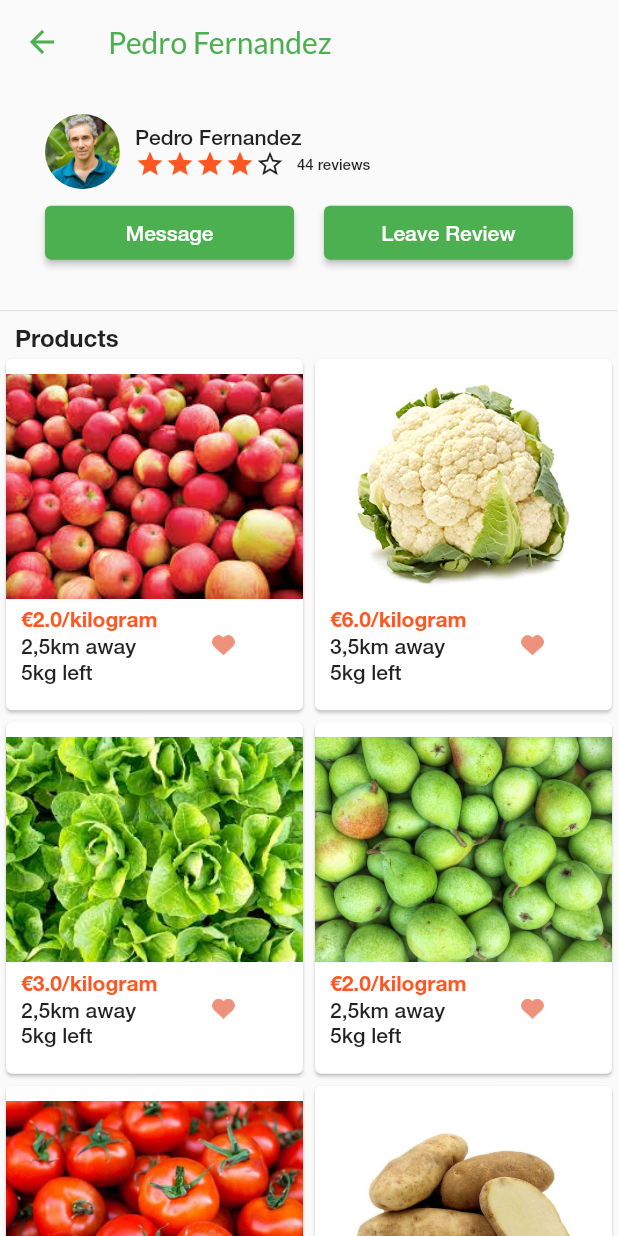
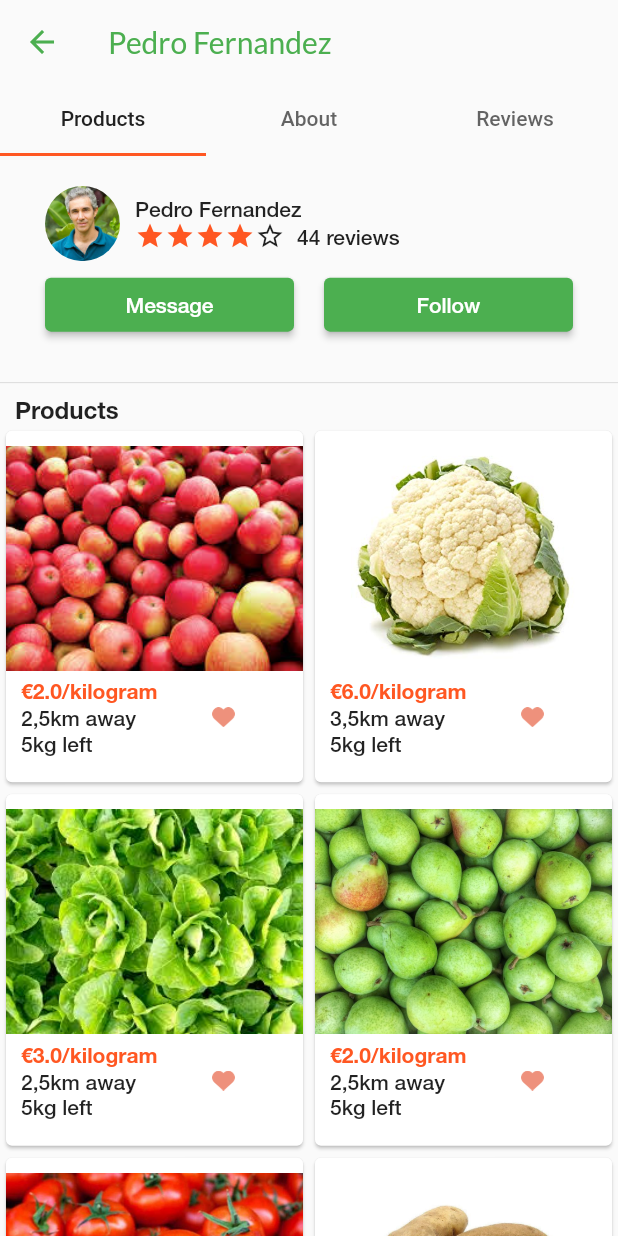
Before and after one commit to MaximCoppieters/arator_frontend, a Flutter app: the SellerUserProfile screen opened directly, on a phone screen of 412 x 824 dp. Run offline on Flutter 3.47's test engine with Material 2 defaults, Android fonts, the phone set to English and light mode, and no system bars; our stand-ins replace carousel_pro, image_picker; accounts and stored records are empty.

Commit message:
Create about and review page using mock data

```diff
--- a/lib/app.dart
+++ b/lib/app.dart
@@ -1,4 +1,4 @@
-import 'package:arator/components/common/tab_navigator.dart';
+import 'package:arator/tab_navigator.dart';
 import 'package:flutter/material.dart';
 
 import 'components/common/bottom_navigation.dart';
--- a/lib/components/buy/buy_product_overview_card.dart
+++ b/lib/components/buy/buy_product_overview_card.dart
@@ -1,7 +1,7 @@
 import 'package:arator/components/common/profile_picture.dart';
-import 'package:arator/components/common/tab_navigator.dart';
 import 'package:arator/data/Produce.dart';
 import 'package:arator/data/ProduceModel.dart';
+import 'package:arator/tab_navigator.dart';
 import 'package:flutter/cupertino.dart';
 import 'package:flutter/material.dart';
 import 'package:scoped_model/scoped_model.dart';
--- /dev/null
+++ b/lib/components/common/message_follow_button_row.dart
@@ -0,0 +1,33 @@
+import 'package:arator/data/ProduceModel.dart';
+import 'package:arator/tab_navigator.dart';
+import 'package:flutter/material.dart';
+import 'package:scoped_model/scoped_model.dart';
+
+class MessageFollowButtonRow extends StatelessWidget {
+  @override
+  Widget build(BuildContext context) {
+    return ScopedModelDescendant<ProduceModel>(
+      builder: (context, index, produceModel) => Row(
+        mainAxisAlignment: MainAxisAlignment.spaceBetween,
+        children: <Widget>[
+          Expanded(
+            child: RaisedButton(
+              onPressed: () =>
+                  {TabNavigator.push(context, TabNavigatorRoutes.userMessage)},
+              child: Text("Message"),
+            ),
+          ),
+          Padding(
+            padding: EdgeInsets.symmetric(horizontal: 10.0),
+          ),
+          Expanded(
+            child: RaisedButton(
+              onPressed: () => {},
+              child: Text("Follow"),
+            ),
+          )
+        ],
+      ),
+    );
+  }
+}
--- a/lib/components/common/profile_picture.dart
+++ b/lib/components/common/profile_picture.dart
@@ -1,4 +1,4 @@
-import 'package:arator/components/common/tab_navigator.dart';
+import 'package:arator/tab_navigator.dart';
 import 'package:flutter/cupertino.dart';
 import 'package:scoped_model/scoped_model.dart';
 
--- a/lib/data/ProduceModel.dart
+++ b/lib/data/ProduceModel.dart
@@ -3,6 +3,7 @@ import 'package:arator/data/ShippingUnitChoice.dart';
 import 'package:scoped_model/scoped_model.dart';
 
 import 'Produce.dart';
+import 'Review.dart';
 import 'ShippingUnitChoice.dart';
 import 'User.dart';
 
@@ -11,6 +12,17 @@ class ProduceModel extends Model {
   Produce selectedProduce;
   User selectedUser;
 
+  static User enrico = new User(
+      email: "enrico.fernandez@gmail.com",
+      userName: "Enrico Fèrera",
+      address: Address(
+          street: "Daalhofstraat",
+          number: "5c",
+          postalCode: "3840",
+          country: "Belgium"),
+      about:
+          "Lorem ipsum dolor sit amet, consectetur adipiscing elit, sed do eiusmod tempor incididunt ut labore et dolore magna aliqua. Ut enim ad minim veniam, quis nostrud exercitation ullamco laboris nisi ut aliquip ex ea commodo consequat. Duis aute irure dolor in reprehenderit in voluptate velit esse cillum dolore eu fugiat nulla pariatur. Excepteur sint occaecat cupidatat non proident, sunt in culpa qui officia deserunt mollit anim id est laborum.",
+      profileImagePath: "assets/images/pedro.jpg");
   static User pedroFernandez = new User(
       email: "pedro.fernandez@gmail.com",
       userName: "Pedro Fernandez",
@@ -19,16 +31,10 @@ class ProduceModel extends Model {
           number: "5c",
           postalCode: "3840",
           country: "Belgium"),
-      profileImagePath: "assets/images/pedro.jpg");
-  static User enrico = new User(
-      email: "enrico.fernandez@gmail.com",
-      userName: "Enrico Fèrera",
-      address: Address(
-          street: "Daalhofstraat",
-          number: "5c",
-          postalCode: "3840",
-          country: "Belgium"),
-      profileImagePath: "assets/images/pedro.jpg");
+      profileImagePath: "assets/images/pedro.jpg",
+      reviews: [new Review(4, "Will buy from again, thanks!", enrico)],
+      about:
+          "Lorem ipsum dolor sit amet, consectetur adipiscing elit, sed do eiusmod tempor incididunt ut labore et dolore magna aliqua. Ut enim ad minim veniam, quis nostrud exercitation ullamco laboris nisi ut aliquip ex ea commodo consequat. Duis aute irure dolor in reprehenderit in voluptate velit esse cillum dolore eu fugiat nulla pariatur. Excepteur sint occaecat cupidatat non proident, sunt in culpa qui officia deserunt mollit anim id est laborum.");
 
   static List<ShippingUnitChoice> shippingUnitChoices = [
     new ShippingUnitChoice("ada", 1000, "Emmer", "gram"),
--- a/lib/data/User.dart
+++ b/lib/data/User.dart
@@ -9,6 +9,7 @@ class User {
   String profileImagePath;
   String description;
   Address address;
+  String about;
 
   List<Produce> products;
   List<Review> reviews;
@@ -18,5 +19,6 @@ class User {
       this.userName,
       this.profileImagePath,
       this.reviews,
-      this.address});
+      this.address,
+      this.about});
 }
--- a/lib/main.dart
+++ b/lib/main.dart
@@ -40,7 +40,7 @@ class MyApp extends StatelessWidget {
                   fontSize: 16.0,
                   fontFamily: 'Lato',
                   fontWeight: FontWeight.bold),
-              body1: TextStyle(fontSize: 10.0, fontFamily: 'Helvetica'),
+              body1: TextStyle(fontSize: 14.0, fontFamily: 'Helvetica'),
               button: TextStyle(fontSize: 14.0, fontFamily: 'Helvetica'),
             )),
         home: App(),
--- a/lib/pages/buy/buy_product_detail_page.dart
+++ b/lib/pages/buy/buy_product_detail_page.dart
@@ -1,8 +1,6 @@
 import 'package:arator/components/buy/increment_number_field.dart';
 import 'package:arator/components/common/page_body_container.dart';
-import 'package:arator/components/common/profile_picture.dart';
 import 'package:arator/components/common/profile_review_row.dart';
-import 'package:arator/components/common/star_rating_buttons.dart';
 import 'package:arator/data/Produce.dart';
 import 'package:arator/data/ProduceModel.dart';
 import 'package:arator/data/ShippingUnitChoice.dart';
--- a/lib/pages/sell/seller_tab.dart
+++ b/lib/pages/sell/seller_tab.dart
@@ -1,7 +1,7 @@
 import 'dart:io';
 
-import 'package:arator/components/common/tab_navigator.dart';
 import 'package:arator/data/ProduceModel.dart';
+import 'package:arator/tab_navigator.dart';
 import 'package:flutter/material.dart';
 import 'package:scoped_model/scoped_model.dart';
 
--- a/lib/pages/sell/seller_user_profile.dart
+++ b/lib/pages/sell/seller_user_profile.dart
@@ -1,7 +1,12 @@
 import 'package:arator/components/buy/buy_product_overview_card.dart';
+import 'package:arator/components/common/bottom_navigation.dart';
 import 'package:arator/components/common/page_body_container.dart';
 import 'package:arator/components/common/profile_review_row.dart';
 import 'package:arator/data/ProduceModel.dart';
+import 'package:arator/pages/sell/seller_user_profile_about.dart';
+import 'package:arator/pages/sell/seller_user_profile_products.dart';
+import 'package:arator/pages/sell/seller_user_profile_reviews.dart';
+import 'package:flutter/cupertino.dart';
 import 'package:flutter/material.dart';
 import 'package:scoped_model/scoped_model.dart';
 
@@ -14,75 +19,33 @@ class _SellerUserProfileState extends State<SellerUserProfile> {
   @override
   Widget build(BuildContext context) {
     return ScopedModelDescendant<ProduceModel>(
-        builder: (context, index, produceModel) => Scaffold(
-              appBar: AppBar(
-                  title: Text("Pedro Fernandez"
-                      // produceModel.selectedUser.userName
-                      )),
-              body: Column(
-                crossAxisAlignment: CrossAxisAlignment.start,
-                children: <Widget>[
-                  PageBodyContainer(
-                    child: Column(
-                      children: <Widget>[
-                        ProfileReviewRow(
-                          produceModel,
-                          shouldNavigate: false,
+        builder: (context, index, produceModel) => DefaultTabController(
+              length: 3,
+              child: Scaffold(
+                appBar: AppBar(
+                    bottom: TabBar(
+                      tabs: <Widget>[
+                        Tab(
+                          text: "Products",
                         ),
-                        SizedBox(
-                          height: 5.0,
+                        Tab(
+                          text: "About",
                         ),
-                        Row(
-                          mainAxisAlignment: MainAxisAlignment.spaceBetween,
-                          children: <Widget>[
-                            Expanded(
-                              child: RaisedButton(
-                                onPressed: () => {},
-                                child: Text("Message"),
-                              ),
-                            ),
-                            Padding(
-                              padding: EdgeInsets.symmetric(horizontal: 10.0),
-                            ),
-                            Expanded(
-                              child: RaisedButton(
-                                onPressed: () => {},
-                                child: Text("Leave Review"),
-                              ),
-                            )
-                          ],
+                        Tab(
+                          text: "Reviews",
                         ),
                       ],
                     ),
-                  ),
-                  Divider(),
-                  Container(
-                    padding: EdgeInsets.only(left: 10.0),
-                    child: Text(
-                      "Products",
-                      style: TextStyle(
-                          fontWeight: FontWeight.bold,
-                          fontSize: Theme.of(context).textTheme.title.fontSize),
-                    ),
-                  ),
-                  Expanded(
-                    child: ScopedModelDescendant<ProduceModel>(
-                      builder: (context, child, produceModel) =>
-                          GridView.builder(
-                        itemCount: produceModel.nearbyProduce.length,
-                        itemBuilder: (BuildContext context, int index) {
-                          return BuyProduceOverviewCard(
-                            produceModel.nearbyProduce[index],
-                            omitHeader: true,
-                          );
-                        },
-                        gridDelegate:
-                            new SliverGridDelegateWithFixedCrossAxisCount(
-                                childAspectRatio: 0.85, crossAxisCount: 2),
-                      ),
-                    ),
-                  ),
-                ],
+                    title: Text("Pedro Fernandez"
+                        // produceModel.selectedUser.userName
+                        )),
+                body: TabBarView(
+                  children: <Widget>[
+                    SellerUserProfileProducts(),
+                    SellerUserProfileAbout(),
+                    SellerUserProfileReviews()
+                  ],
+                ),
               ),
             ));
   }
--- /dev/null
+++ b/lib/pages/sell/seller_user_profile_products.dart
@@ -0,0 +1,57 @@
+import 'package:arator/components/buy/buy_product_overview_card.dart';
+import 'package:arator/components/common/message_follow_button_row.dart';
+import 'package:arator/components/common/page_body_container.dart';
+import 'package:arator/components/common/profile_review_row.dart';
+import 'package:arator/data/ProduceModel.dart';
+import 'package:flutter/cupertino.dart';
+import 'package:flutter/material.dart';
+import 'package:scoped_model/scoped_model.dart';
+
+class SellerUserProfileProducts extends StatelessWidget {
+  @override
+  Widget build(BuildContext context) {
+    return ScopedModelDescendant<ProduceModel>(
+      builder: (context, index, produceModel) => Column(
+          crossAxisAlignment: CrossAxisAlignment.start,
+          children: <Widget>[
+            PageBodyContainer(
+              child: Column(
+                children: <Widget>[
+                  ProfileReviewRow(
+                    produceModel,
+                    shouldNavigate: false,
+                  ),
+                  SizedBox(
+                    height: 5.0,
+                  ),
+                  MessageFollowButtonRow(),
+                ],
+              ),
+            ),
+            Divider(),
+            Container(
+              padding: EdgeInsets.only(left: 10.0),
+              child: Text(
+                "Products",
+                style: TextStyle(
+                    fontWeight: FontWeight.bold,
+                    fontSize: Theme.of(context).textTheme.title.fontSize),
+              ),
+            ),
+            Expanded(
+              child: GridView.builder(
+                itemCount: produceModel.nearbyProduce.length,
+                itemBuilder: (BuildContext context, int index) {
+                  return BuyProduceOverviewCard(
+                    produceModel.nearbyProduce[index],
+                    omitHeader: true,
+                  );
+                },
+                gridDelegate: new SliverGridDelegateWithFixedCrossAxisCount(
+                    childAspectRatio: 0.85, crossAxisCount: 2),
+              ),
+            ),
+          ]),
+    );
+  }
+}
--- a/lib/components/common/tab_navigator.dart
+++ b/lib/tab_navigator.dart
@@ -1,12 +1,13 @@
 import 'package:arator/pages/buy/buy_product_detail_page.dart';
 import 'package:arator/pages/buy/buyer_product_overview.dart';
+import 'package:arator/pages/common/message_page.dart';
 import 'package:arator/pages/profile/profile_tab.dart';
 import 'package:arator/pages/sell/seller_add_product_page.dart';
 import 'package:arator/pages/sell/seller_tab.dart';
 import 'package:arator/pages/sell/seller_user_profile.dart';
 import 'package:flutter/material.dart';
 
-import 'bottom_navigation.dart';
+import 'components/common/bottom_navigation.dart';
 
 class TabNavigatorRoutes {
   static const String root = '/';
@@ -16,13 +17,14 @@ class TabNavigatorRoutes {
   static const String sellerAddProduct = '/seller_add_product';
   static const String buyProductDetail = '/buy/product_detail';
   static const String sellerUserProfile = '/sell/user_profile';
+  static const String userMessage = '/message';
 }
 
 class TabNavigator extends StatelessWidget {
   TabNavigator({this.navigatorKey, this.tabItem, this.initialRoute});
   final GlobalKey<NavigatorState> navigatorKey;
   final TabItem tabItem;
-  String initialRoute;
+  final String initialRoute;
 
   static void push(BuildContext context, String route) {
     var routeBuilders = _routeBuilders(context);
@@ -46,6 +48,7 @@ class TabNavigator extends StatelessWidget {
       TabNavigatorRoutes.sellerAddProduct: (context) => SellerAddProductPage(),
       TabNavigatorRoutes.buyProductDetail: (context) => BuyProductDetailPage(),
       TabNavigatorRoutes.sellerUserProfile: (context) => SellerUserProfile(),
+      TabNavigatorRoutes.userMessage: (context) => MessagePage(),
     };
   }
 
```
Also changed, not shown: lib/components/common/IconText.dart (added, +24 -0 lines), lib/pages/common/message_page.dart (added, +15 -0 lines), lib/pages/sell/seller_product_detail.dart (deleted, +0 -16 lines), lib/pages/sell/seller_user_profile_about.dart (added, +58 -0 lines), lib/pages/sell/seller_user_profile_reviews.dart (added, +60 -0 lines), lib/pages/common/loading.dart (renamed from lib/pages/loading.dart).
